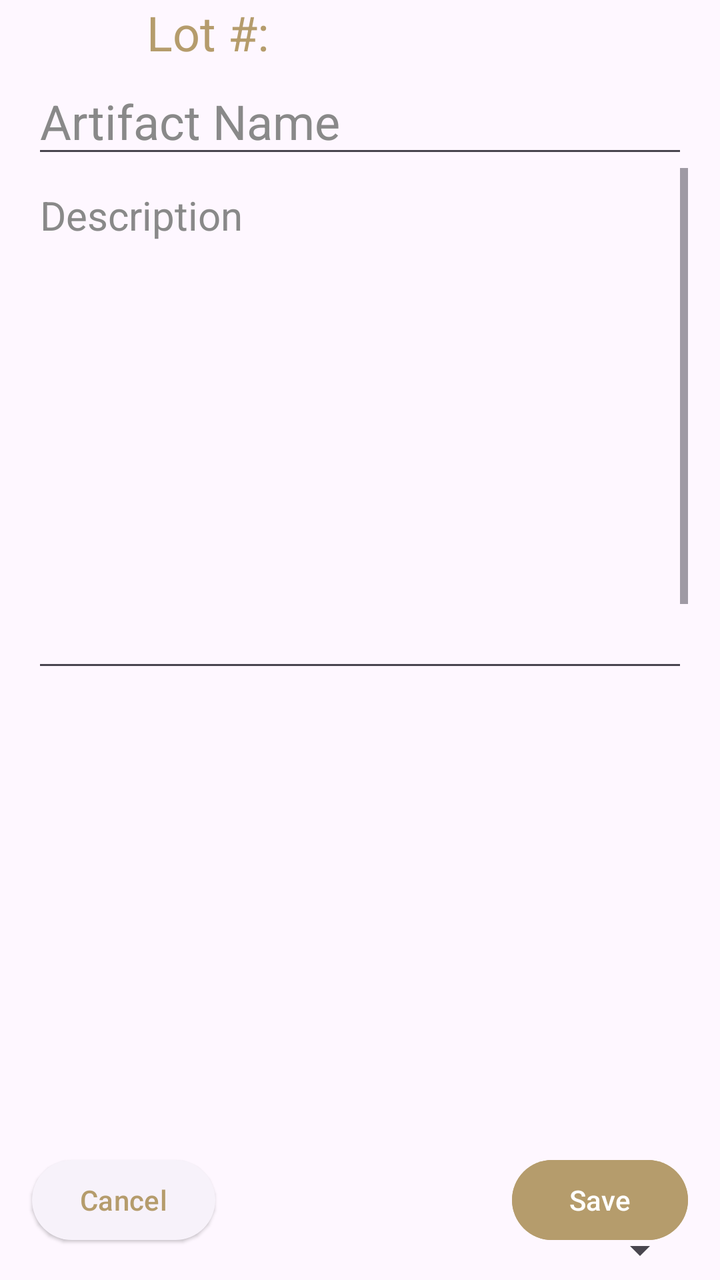
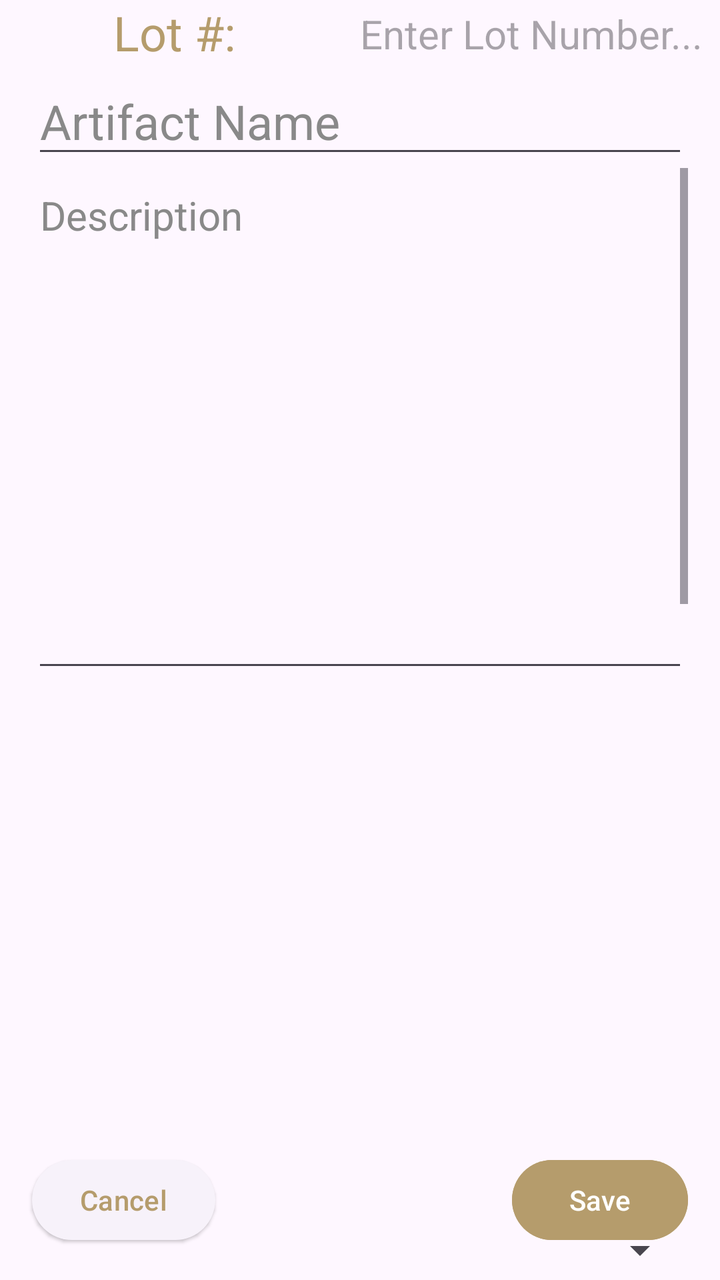

Compare the two renders of this Android layout. The source of the first and the diff that turns it into the second are given below.
<!-- AndroidManifest.xml: application theme Theme.B07DemoSummer2024 -->
<!-- res/layout/fragment_edit_artifact.xml -->
<?xml version="1.0" encoding="utf-8"?>
<androidx.constraintlayout.widget.ConstraintLayout xmlns:android="http://schemas.android.com/apk/res/android"
    xmlns:app="http://schemas.android.com/apk/res-auto"
    xmlns:tools="http://schemas.android.com/tools"
    android:id="@+id/ConstraintLayout"
    android:layout_width="match_parent"
    android:layout_height="match_parent"
    tools:context=".EditArtifactFragment">

    <LinearLayout
        android:id="@+id/linearLayout"
        android:layout_width="match_parent"
        android:layout_height="34dp"
        android:orientation="horizontal"
        app:layout_constraintTop_toTopOf="parent"
        tools:layout_editor_absoluteX="1dp">

        <TextView
            android:id="@+id/textView3"
            android:layout_width="wrap_content"
            android:layout_height="match_parent"
            android:layout_weight="1"
            android:text="Lot #: "
            android:textAlignment="center"
            android:textColor="@color/lightgold"
            android:textSize="24sp" />

        <TextView
            android:id="@+id/textViewLotNumber"
            android:layout_width="wrap_content"
            android:layout_height="match_parent"
            android:layout_weight="1"
            android:textColor="@color/lightgold"
            android:textSize="24sp" />

    </LinearLayout>

    <EditText
        android:id="@+id/editTextName"
        android:layout_width="match_parent"
        android:layout_height="50dp"
        android:layout_marginStart="16dp"
        android:layout_marginEnd="16dp"
        android:layout_weight="1"
        android:ems="10"
        android:hint="Artifact Name"
        android:inputType="text"
        android:textAlignment="viewStart"
        android:textColor="@color/white"
        android:textColorHint="@color/editor_hint"
        android:textSize="24sp"
        app:layout_constraintEnd_toEndOf="parent"
        app:layout_constraintStart_toStartOf="parent"
        app:layout_constraintTop_toBottomOf="@+id/linearLayout" />

    <ScrollView
        android:id="@+id/scrollView2"
        android:layout_width="0dp"
        android:layout_height="0dp"
        android:layout_marginStart="16dp"
        android:layout_marginEnd="16dp"
        android:layout_marginBottom="16dp"
        app:layout_constraintBottom_toTopOf="@+id/buttonCancel"
        app:layout_constraintEnd_toEndOf="parent"
        app:layout_constraintHorizontal_bias="0.0"
        app:layout_constraintStart_toStartOf="parent"
        app:layout_constraintTop_toBottomOf="@+id/editTextName">

        <LinearLayout
            android:layout_width="match_parent"
            android:layout_height="wrap_content"
            android:orientation="vertical">

            <EditText
                android:id="@+id/editTextArtifactDescription"
                android:layout_width="match_parent"
                android:layout_height="wrap_content"
                android:ems="10"
                android:gravity="center|start|top"
                android:hint="Description"
                android:inputType="textMultiLine"
                android:lines="10"
                android:scrollbarAlwaysDrawVerticalTrack="true"
                android:scrollbars="vertical"
                android:textColor="@color/white"
                android:textColorHint="@color/editor_hint"
                android:textSize="20sp" />

            <ImageView
                android:id="@+id/imageArtifact"
                android:layout_width="200dp"
                android:layout_height="200dp"
                android:layout_gravity="center_horizontal"
                android:layout_marginTop="16dp"
                android:contentDescription="Artifact Image"
                android:scaleType="centerCrop" />

            <Button
                android:id="@+id/buttonSelectImage"
                android:layout_width="wrap_content"
                android:layout_height="wrap_content"
                android:layout_gravity="center_horizontal"
                android:layout_marginTop="8dp"
                android:backgroundTint="@color/lightgold"
                android:text="Select Image"
                android:textColor="@color/white" />

            <Spinner
                android:id="@+id/spinnerArtifactCategory"
                android:layout_width="match_parent"
                android:layout_height="wrap_content"
                android:spinnerMode="dropdown" />

            <Spinner
                android:id="@+id/spinnerArtifactMaterial"
                android:layout_width="match_parent"
                android:layout_height="wrap_content"
                android:spinnerMode="dropdown" />

            <Spinner
                android:id="@+id/spinnerDynasty"
                android:layout_width="match_parent"
                android:layout_height="wrap_content"
                android:spinnerMode="dropdown" />

            <EditText
                android:id="@+id/editTextCulturalOrigin"
                android:layout_width="match_parent"
                android:layout_height="wrap_content"
                android:ems="10"
                android:hint="Cultural Origin"
                android:inputType="text"
                android:textColor="@color/white"
                android:textColorHint="@color/editor_hint"
                android:textSize="20sp" />

            <EditText
                android:id="@+id/editTextDimensions"
                android:layout_width="match_parent"
                android:layout_height="wrap_content"
                android:ems="10"
                android:hint="Dimensions"
                android:inputType="text"
                android:textColor="@color/white"
                android:textColorHint="@color/editor_hint"
                android:textSize="20sp" />

            <EditText
                android:id="@+id/editTextConditionReport"
                android:layout_width="match_parent"
                android:layout_height="wrap_content"
                android:ems="10"
                android:hint="Condition"
                android:inputType="text"
                android:textColor="@color/white"
                android:textColorHint="@color/editor_hint"
                android:textSize="20sp" />

            <EditText
                android:id="@+id/editTextCurrentLocation"
                android:layout_width="match_parent"
                android:layout_height="wrap_content"
                android:ems="10"
                android:hint="Current Location"
                android:inputType="text"
                android:textColor="@color/white"
                android:textColorHint="@color/editor_hint"
                android:textSize="20sp" />

            <EditText
                android:id="@+id/editTextAcquisitionMethod"
                android:layout_width="match_parent"
                android:layout_height="wrap_content"
                android:ems="10"
                android:hint="Acquisition Method"
                android:inputType="text"
                android:textColor="@color/white"
                android:textColorHint="@color/editor_hint"
                android:textSize="20sp" />

            <EditText
                android:id="@+id/editTextProvenance"
                android:layout_width="match_parent"
                android:layout_height="wrap_content"
                android:ems="10"
                android:hint="Provenance"
                android:inputType="text"
                android:textColor="@color/white"
                android:textColorHint="@color/editor_hint"
                android:textSize="20sp" />

            <EditText
                android:id="@+id/editTextAccessionNumber"
                android:layout_width="match_parent"
                android:layout_height="wrap_content"
                android:ems="10"
                android:hint="Accession Number"
                android:inputType="text"
                android:textColor="@color/white"
                android:textColorHint="@color/editor_hint"
                android:textSize="20sp" />

            <EditText
                android:id="@+id/editTextNotes"
                android:layout_width="match_parent"
                android:layout_height="131dp"
                android:ems="10"
                android:gravity="start|top"
                android:hint="Notes"
                android:inputType="textMultiLine"
                android:lines="6"
                android:scrollbarAlwaysDrawVerticalTrack="true"
                android:textColor="@color/white"
                android:textColorHint="@color/editor_hint"
                android:textSize="20sp" />
        </LinearLayout>
    </ScrollView>

    <Button
        android:id="@+id/buttonCancel"
        style="@style/Widget.Material3.Button.ElevatedButton"
        android:layout_width="wrap_content"
        android:layout_height="wrap_content"
        android:layout_marginStart="16dp"
        android:layout_marginBottom="16dp"
        android:text="Cancel"
        android:textColor="@color/lightgold"
        app:layout_constraintBottom_toBottomOf="parent"
        app:layout_constraintStart_toStartOf="parent" />

    <Button
        android:id="@+id/buttonSave"
        android:layout_width="wrap_content"
        android:layout_height="wrap_content"
        android:layout_marginEnd="16dp"
        android:layout_marginBottom="16dp"
        android:backgroundTint="@color/lightgold"
        android:text="Save"
        android:textColor="@color/white"
        app:layout_constraintBottom_toBottomOf="parent"
        app:layout_constraintEnd_toEndOf="parent" />

</androidx.constraintlayout.widget.ConstraintLayout>
<!-- resources referenced by this layout -->
<resources>
  <color name="editor_hint">#FF898989</color>
  <color name="lightgold">#B59C6C</color>
  <color name="white">#FFFFFFFF</color>
  <style name="Theme.B07DemoSummer2024" parent="Base.Theme.B07DemoSummer2024" />
  <style name="Base.Theme.B07DemoSummer2024" parent="Theme.Material3.DayNight.NoActionBar">
          
          
          <item name="android:statusBarColor">@color/softblack</item>
          <item name="android:navigationBarColor">@color/softblack</item>
      </style>
  <color name="softblack">#161515</color>
</resources>

<!-- the commit's change to res/layout/fragment_edit_artifact.xml (unified diff, before → after) -->
@@ -17,7 +17,7 @@
 
         <TextView
             android:id="@+id/textView3"
-            android:layout_width="wrap_content"
+            android:layout_width="0dp"
             android:layout_height="match_parent"
             android:layout_weight="1"
             android:text="Lot #: "
@@ -25,13 +25,16 @@
             android:textColor="@color/lightgold"
             android:textSize="24sp" />
 
-        <TextView
+        <EditText
             android:id="@+id/textViewLotNumber"
-            android:layout_width="wrap_content"
+            android:layout_width="0dp"
             android:layout_height="match_parent"
             android:layout_weight="1"
+            android:background="@android:color/transparent"
+            android:hint="Enter Lot Number..."
+            android:inputType="text"
             android:textColor="@color/lightgold"
-            android:textSize="24sp" />
+            android:textSize="20sp" />
 
     </LinearLayout>
 
